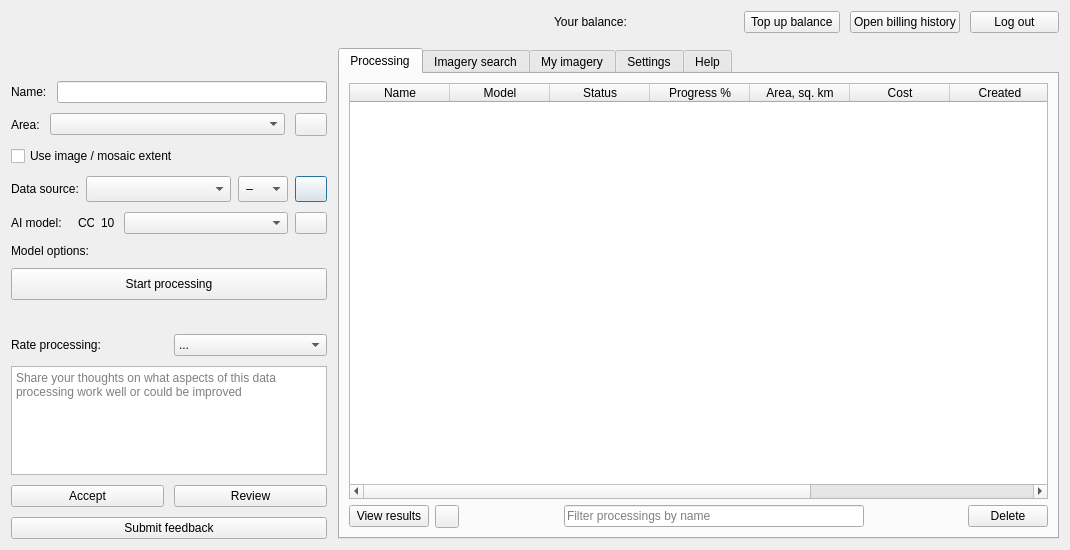
The window that mapflow/dialogs/static/ui/main_dialog.ui (Geoalert/mapflow-qgis) describes before a commit, drawn with Qt 5.
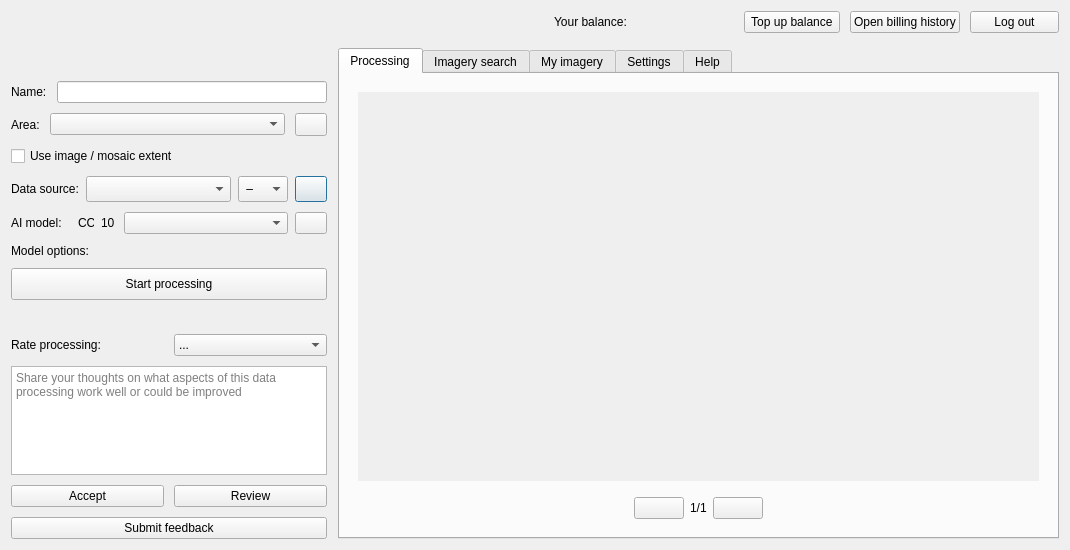
The same window after the commit. The open tabs and pages were chosen to show the change. Icons and pictures are not drawn. Custom widgets are drawn as their Qt base class.

Commit message: Projects: Dashboard prototype

```diff
--- a/mapflow/dialogs/static/ui/main_dialog.ui
+++ b/mapflow/dialogs/static/ui/main_dialog.ui
@@ -871,14 +871,14 @@
        <item>
         <widget class="QTabWidget" name="tabWidget">
          <property name="sizePolicy">
-          <sizepolicy hsizetype="Preferred" vsizetype="Minimum">
+          <sizepolicy hsizetype="Preferred" vsizetype="Preferred">
            <horstretch>0</horstretch>
            <verstretch>0</verstretch>
           </sizepolicy>
          </property>
          <property name="minimumSize">
           <size>
-           <width>0</width>
+           <width>714</width>
            <height>400</height>
           </size>
          </property>
@@ -894,6 +894,147 @@
           </attribute>
           <layout class="QVBoxLayout" name="verticalLayout_5">
            <item>
+            <widget class="QStackedWidget" name="stackedProjectsWidget">
+             <property name="currentIndex">
+              <number>1</number>
+             </property>
+             <widget class="QWidget" name="projectsPage">
+              <layout class="QGridLayout" name="gridLayout_7">
+               <item row="0" column="0">
+                <layout class="QGridLayout" name="projectsPageLayout">
+                 <item row="3" column="0">
+                  <widget class="QScrollArea" name="projectsScrollArea">
+                   <property name="frameShape">
+                    <enum>QFrame::NoFrame</enum>
+                   </property>
+                   <property name="widgetResizable">
+                    <bool>true</bool>
+                   </property>
+                   <widget class="QWidget" name="projectsScrollAreaContents">
+                    <property name="geometry">
+                     <rect>
+                      <x>0</x>
+                      <y>0</y>
+                      <width>662</width>
+                      <height>350</height>
+                     </rect>
+                    </property>
+                    <property name="sizePolicy">
+                     <sizepolicy hsizetype="Preferred" vsizetype="Preferred">
+                      <horstretch>0</horstretch>
+                      <verstretch>0</verstretch>
+                     </sizepolicy>
+                    </property>
+                    <property name="minimumSize">
+                     <size>
+                      <width>0</width>
+                      <height>0</height>
+                     </size>
+                    </property>
+                    <layout class="QGridLayout" name="gridLayout_12">
+                     <item row="0" column="0">
+                      <layout class="QGridLayout" name="projectsLayout">
+                       <property name="topMargin">
+                        <number>0</number>
+                       </property>
+                      </layout>
+                     </item>
+                    </layout>
+                   </widget>
+                  </widget>
+                 </item>
+                 <item row="5" column="0">
+                  <layout class="QHBoxLayout" name="horizontalLayout_19">
+                   <item>
+                    <spacer name="horizontalSpacer_15">
+                     <property name="orientation">
+                      <enum>Qt::Horizontal</enum>
+                     </property>
+                     <property name="sizeHint" stdset="0">
+                      <size>
+                       <width>40</width>
+                       <height>20</height>
+                      </size>
+                     </property>
+                    </spacer>
+                   </item>
+                   <item>
+                    <widget class="QPushButton" name="projectsPreviousPageButton">
+                     <property name="minimumSize">
+                      <size>
+                       <width>50</width>
+                       <height>0</height>
+                      </size>
+                     </property>
+                     <property name="text">
+                      <string/>
+                     </property>
+                    </widget>
+                   </item>
+                   <item>
+                    <widget class="QLabel" name="projectsPageLabel">
+                     <property name="font">
+                      <font>
+                       <weight>50</weight>
+                       <bold>false</bold>
+                      </font>
+                     </property>
+                     <property name="text">
+                      <string>1/1</string>
+                     </property>
+                    </widget>
+                   </item>
+                   <item>
+                    <widget class="QPushButton" name="projectsNextPageButton">
+                     <property name="minimumSize">
+                      <size>
+                       <width>50</width>
+                       <height>0</height>
+                      </size>
+                     </property>
+                     <property name="text">
+                      <string/>
+                     </property>
+                    </widget>
+                   </item>
+                   <item>
+                    <spacer name="horizontalSpacer_16">
+                     <property name="orientation">
+                      <enum>Qt::Horizontal</enum>
+                     </property>
+                     <property name="sizeHint" stdset="0">
+                      <size>
+                       <width>40</width>
+                       <height>20</height>
+                      </size>
+                     </property>
+                    </spacer>
+                   </item>
+                  </layout>
+                 </item>
+                 <item row="4" column="0">
+                  <spacer name="verticalSpacer_6">
+                   <property name="orientation">
+                    <enum>Qt::Vertical</enum>
+                   </property>
+                   <property name="sizeType">
+                    <enum>QSizePolicy::Minimum</enum>
+                   </property>
+                   <property name="sizeHint" stdset="0">
+                    <size>
+                     <width>20</width>
+                     <height>10</height>
+                    </size>
+                   </property>
+                  </spacer>
+                 </item>
+                </layout>
+               </item>
+              </layout>
+             </widget>
+             <widget class="QWidget" name="processingsPage">
+              <layout class="QGridLayout" name="gridLayout_5">
+               <item row="1" column="0">
             <widget class="QTableWidget" name="processingsTable">
              <property name="minimumSize">
               <size>
@@ -987,7 +1128,7 @@
              </column>
             </widget>
            </item>
-           <item>
+               <item row="2" column="0">
             <layout class="QHBoxLayout" name="processingFooter" stretch="0,0,0,0,0,0">
              <item>
               <widget class="QPushButton" name="downloadResultsButton">
@@ -1081,6 +1222,88 @@
              </item>
             </layout>
            </item>
+               <item row="0" column="0">
+                <layout class="QGridLayout" name="gridLayout_9">
+                 <property name="topMargin">
+                  <number>0</number>
+                 </property>
+                 <property name="rightMargin">
+                  <number>0</number>
+                 </property>
+                 <item row="0" column="0">
+                  <widget class="QPushButton" name="switchProjectsButton">
+                   <property name="minimumSize">
+                    <size>
+                     <width>50</width>
+                     <height>0</height>
+                    </size>
+                   </property>
+                   <property name="text">
+                    <string/>
+                   </property>
+                  </widget>
+                 </item>
+                 <item row="0" column="2">
+                  <widget class="QLabel" name="currentProjectLabel">
+                   <property name="font">
+                    <font>
+                     <weight>50</weight>
+                     <bold>false</bold>
+                    </font>
+                   </property>
+                   <property name="text">
+                    <string>Project:</string>
+                   </property>
+                  </widget>
+                 </item>
+                 <item row="0" column="1">
+                  <spacer name="horizontalSpacer_17">
+                   <property name="orientation">
+                    <enum>Qt::Horizontal</enum>
+                   </property>
+                   <property name="sizeHint" stdset="0">
+                    <size>
+                     <width>40</width>
+                     <height>20</height>
+                    </size>
+                   </property>
+                  </spacer>
+                 </item>
+                 <item row="0" column="3">
+                  <spacer name="horizontalSpacer_14">
+                   <property name="orientation">
+                    <enum>Qt::Horizontal</enum>
+                   </property>
+                   <property name="sizeHint" stdset="0">
+                    <size>
+                     <width>40</width>
+                     <height>20</height>
+                    </size>
+                   </property>
+                  </spacer>
+                 </item>
+                 <item row="0" column="4">
+                  <spacer name="verticalSpacer_7">
+                   <property name="orientation">
+                    <enum>Qt::Vertical</enum>
+                   </property>
+                   <property name="sizeType">
+                    <enum>QSizePolicy::Minimum</enum>
+                   </property>
+                   <property name="sizeHint" stdset="0">
+                    <size>
+                     <width>50</width>
+                     <height>10</height>
+                    </size>
+                   </property>
+                  </spacer>
+                 </item>
+                </layout>
+               </item>
+              </layout>
+             </widget>
+            </widget>
+           </item>
           </layout>
          </widget>
          <widget class="QWidget" name="providersTab">
```
Left out of the diff: 3 changed lines with no effect on the pictures. Lines whose indentation alone changed are shown as unchanged. The commit also changes 2 other files.
